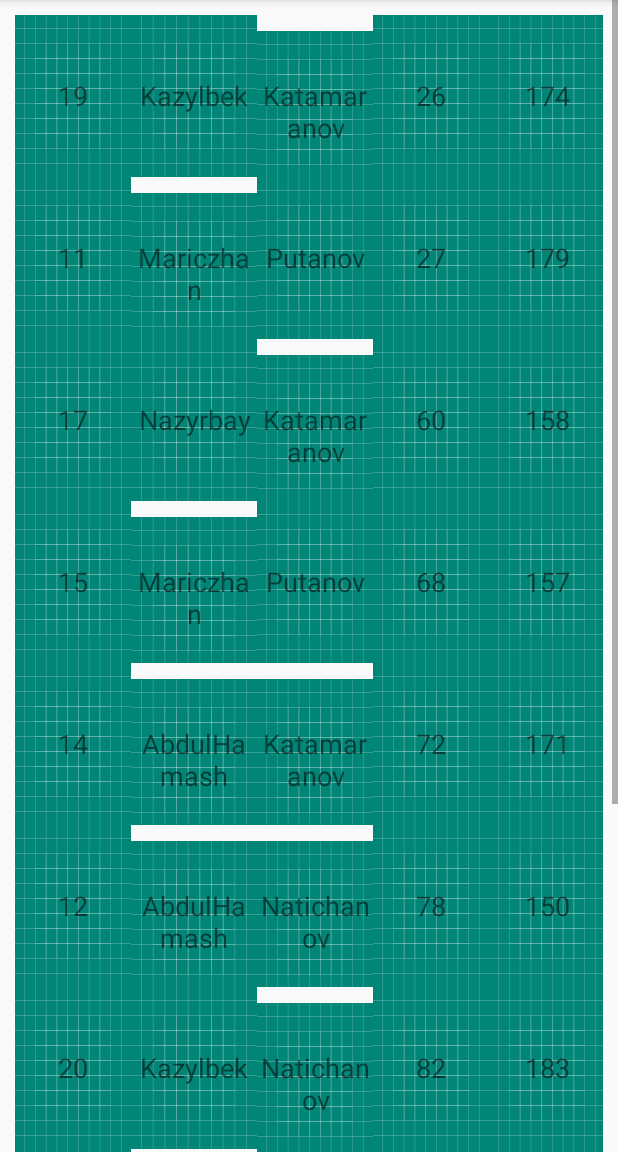
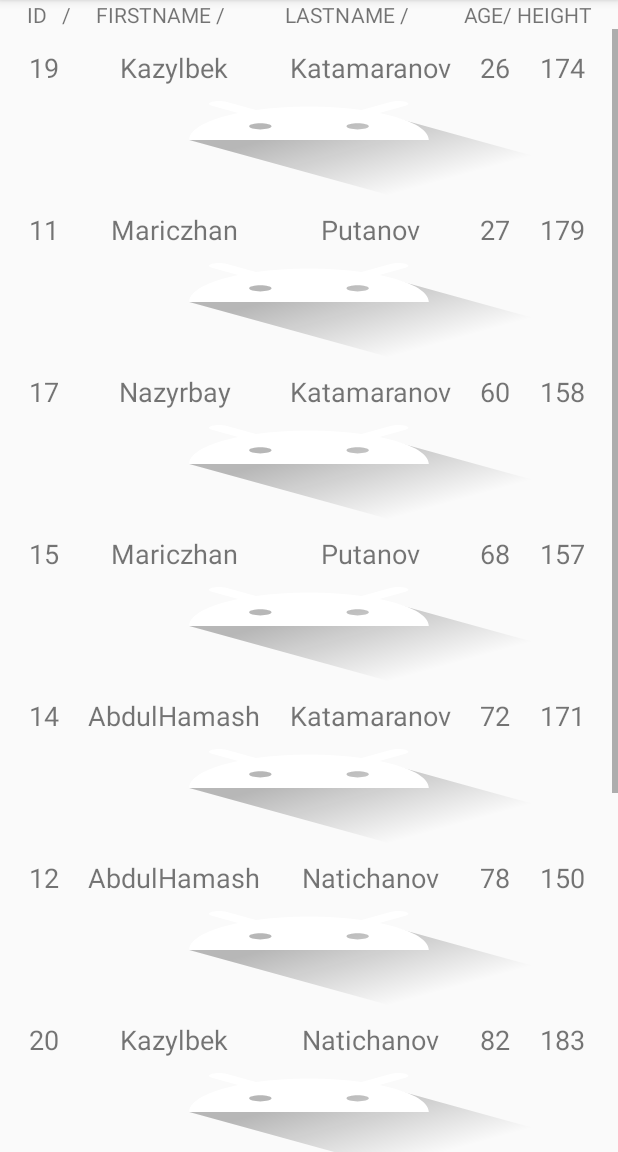
Before and after one commit to Skwardlow/Mobile, an Android app: the DB screen opened directly, with no data from a screen before it, on a phone screen of 412 x 824 dp, the part 84-1236 px from its top. Run offline under Robolectric (Android 15) with nearby library versions, the phone set to English and light mode, and no system bars.

Commit message:
lab sqlite done

```diff
--- a/Calc/app/src/main/java/ru/mobile/calc/DB.java
+++ b/Calc/app/src/main/java/ru/mobile/calc/DB.java
@@ -49,13 +49,14 @@ public class DB extends AppCompatActivity {
 
             TableRow row = new TableRow(this);
             row.setLayoutParams(new TableLayout.LayoutParams(TableLayout.LayoutParams.MATCH_PARENT, TableLayout.LayoutParams.WRAP_CONTENT));
+            row.setBackgroundResource(R.drawable.ic_launcher_foreground);
 
             for (int j = 0; j < cols; j++) {
 
                 TextView tv = new TextView(this);
                 tv.setLayoutParams(new TableRow.LayoutParams(TableRow.LayoutParams.WRAP_CONTENT, TableLayout.LayoutParams.WRAP_CONTENT));
                 //tv.setLayoutParams(new TableLayout.LayoutParams(TableLayout.LayoutParams.WRAP_CONTENT, TableLayout.LayoutParams.WRAP_CONTENT));
-                tv.setBackgroundResource(R.drawable.ic_launcher_background);
+                //tv.setBackgroundResource(R.drawable.);
                 tv.setGravity(Gravity.CENTER);
                 tv.setTextSize(18);
                 tv.setPadding(0, 5, 0, 5);
--- a/Calc/app/src/main/res/layout/activity_db.xml
+++ b/Calc/app/src/main/res/layout/activity_db.xml
@@ -1,14 +1,23 @@
 <?xml version="1.0" encoding="utf-8"?>
-<LinearLayout xmlns:android="http://schemas.android.com/apk/res/android"
+<RelativeLayout xmlns:android="http://schemas.android.com/apk/res/android"
     xmlns:app="http://schemas.android.com/apk/res-auto"
     xmlns:tools="http://schemas.android.com/tools"
     android:layout_width="match_parent"
     android:layout_height="match_parent"
-    tools:context=".DB">
+    tools:context=".DB"
+    android:orientation="horizontal">
+
+    <TextView
+        android:id="@+id/DBText"
+        android:layout_width="match_parent"
+        android:layout_height="wrap_content"
+        android:text="ID   /     FIRSTNAME /            LASTNAME /           AGE/ HEIGHT"
+        android:textAlignment="center"/>
 
     <ScrollView
         android:layout_width="match_parent"
-        android:layout_height="match_parent">
+        android:layout_height="match_parent"
+        android:layout_below="@id/DBText">
 
         <TableLayout
             android:id="@+id/tableLayout1"
@@ -19,4 +28,4 @@
             android:stretchColumns="*" />
     </ScrollView>
 
-</LinearLayout>
+</RelativeLayout>
```
Also changed, not shown: Calc/app/src/main/res/drawable/rowbackground.png (added).
